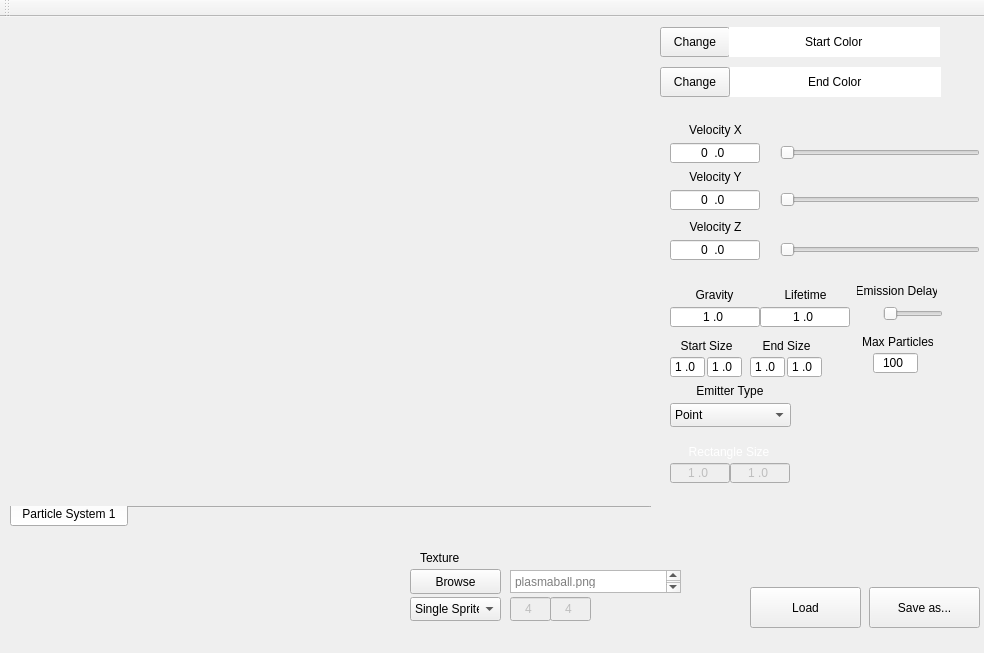
Above: TA_ParticleEditor/TA_ParticleEditor/particleeditor.ui from Stureplan/TA_ParticleEditor before the change. Below: the same form after it.
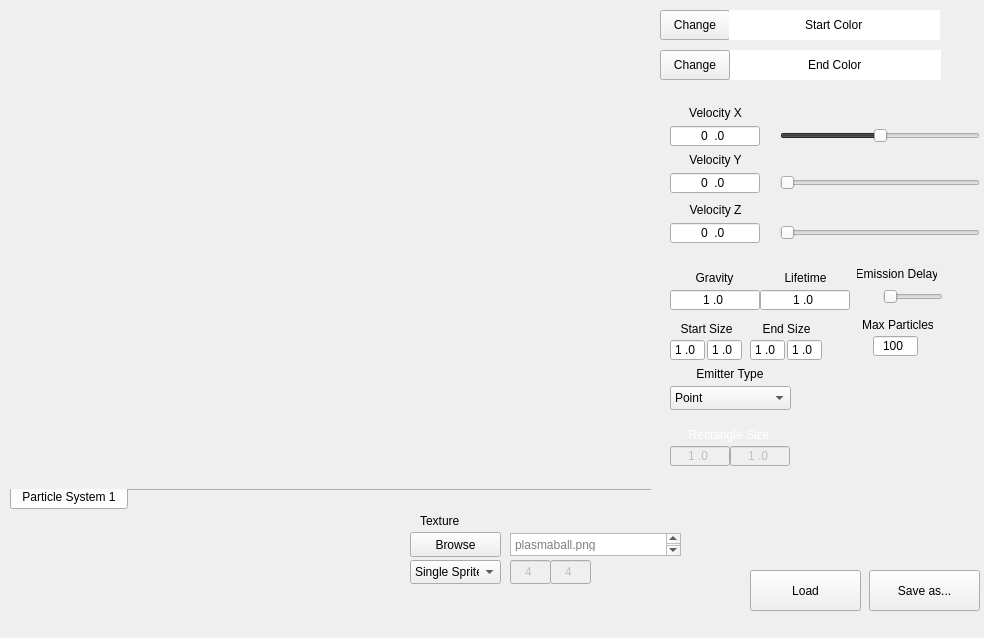
That is the form after the change. Custom widgets are drawn as their Qt base class.

The edit to the form file:
```diff
--- a/TA_ParticleEditor/TA_ParticleEditor/particleeditor.ui
+++ b/TA_ParticleEditor/TA_ParticleEditor/particleeditor.ui
@@ -7,7 +7,7 @@
     <x>0</x>
     <y>0</y>
     <width>984</width>
-    <height>653</height>
+    <height>638</height>
    </rect>
   </property>
   <property name="sizePolicy">
@@ -98,7 +98,7 @@
     <property name="geometry">
      <rect>
       <x>410</x>
-      <y>552</y>
+      <y>532</y>
       <width>91</width>
       <height>25</height>
      </rect>
@@ -175,7 +175,7 @@
     <property name="geometry">
      <rect>
       <x>510</x>
-      <y>553</y>
+      <y>533</y>
       <width>171</width>
       <height>23</height>
      </rect>
@@ -220,7 +220,7 @@
     <property name="geometry">
      <rect>
       <x>420</x>
-      <y>533</y>
+      <y>513</y>
       <width>91</width>
       <height>16</height>
      </rect>
@@ -701,7 +701,7 @@
     <property name="geometry">
      <rect>
       <x>410</x>
-      <y>580</y>
+      <y>560</y>
       <width>91</width>
       <height>24</height>
      </rect>
@@ -730,7 +730,7 @@
     <property name="geometry">
      <rect>
       <x>510</x>
-      <y>580</y>
+      <y>560</y>
       <width>81</width>
       <height>24</height>
      </rect>
@@ -843,10 +843,10 @@
    <widget class="QLabel" name="textureView">
     <property name="geometry">
      <rect>
-      <x>570</x>
-      <y>550</y>
-      <width>64</width>
-      <height>64</height>
+      <x>615</x>
+      <y>560</y>
+      <width>50</width>
+      <height>50</height>
      </rect>
     </property>
     <property name="text">
@@ -900,9 +900,28 @@
       <height>22</height>
      </rect>
     </property>
+    <property name="styleSheet">
+     <string notr="true">selection-background-color: rgb(53, 53, 53);
+gridline-color: rgb(57, 57, 57);</string>
+    </property>
+    <property name="minimum">
+     <number>-99</number>
+    </property>
+    <property name="value">
+     <number>0</number>
+    </property>
+    <property name="sliderPosition">
+     <number>0</number>
+    </property>
+    <property name="tracking">
+     <bool>true</bool>
+    </property>
     <property name="orientation">
      <enum>Qt::Horizontal</enum>
     </property>
+    <property name="invertedAppearance">
+     <bool>false</bool>
+    </property>
    </widget>
    <widget class="QSlider" name="velocityYSlider">
     <property name="geometry">
@@ -973,24 +992,6 @@
     </widget>
    </widget>
   </widget>
-  <widget class="QMenuBar" name="menuBar">
-   <property name="geometry">
-    <rect>
-     <x>0</x>
-     <y>0</y>
-     <width>984</width>
-     <height>21</height>
-    </rect>
-   </property>
-  </widget>
-  <widget class="QToolBar" name="mainToolBar">
-   <attribute name="toolBarArea">
-    <enum>TopToolBarArea</enum>
-   </attribute>
-   <attribute name="toolBarBreak">
-    <bool>false</bool>
-   </attribute>
-  </widget>
  </widget>
  <layoutdefault spacing="6" margin="11"/>
  <customwidgets>
```
